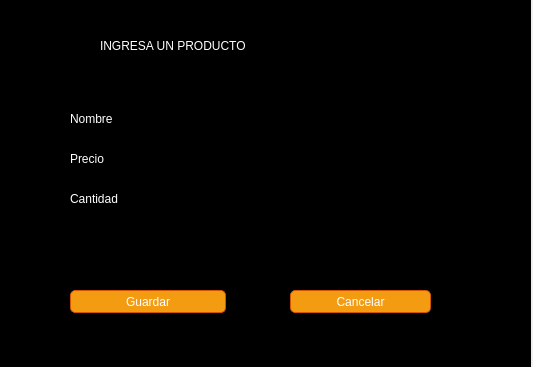
The window that views/producto_form.ui (Jossue35/Final-P-B) describes before a commit, drawn with Qt 5.
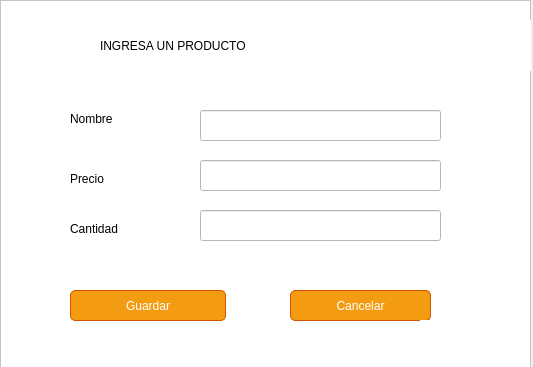
The same window after the commit. Icons and pictures are not drawn.

What changed in the file:
```diff
--- a/views/producto_form.ui
+++ b/views/producto_form.ui
@@ -23,7 +23,7 @@
     </rect>
    </property>
    <property name="styleSheet">
-    <string notr="true">background-color: rgb(0, 0, 0);</string>
+    <string notr="true">background-color: white;</string>
    </property>
    <property name="frameShape">
     <enum>QFrame::StyledPanel</enum>
@@ -42,7 +42,7 @@
     </property>
     <property name="styleSheet">
      <string notr="true">font: 75 17pt &quot;Arial Black&quot;;
-color: white;</string>
+color: black;</string>
     </property>
     <property name="text">
      <string>INGRESA UN PRODUCTO</string>
@@ -51,10 +51,10 @@
    <widget class="QLineEdit" name="lastNameTextField">
     <property name="geometry">
      <rect>
-      <x>190</x>
+      <x>200</x>
       <y>110</y>
       <width>241</width>
-      <height>20</height>
+      <height>31</height>
      </rect>
     </property>
     <property name="styleSheet">
@@ -87,7 +87,7 @@
     </property>
     <property name="styleSheet">
      <string notr="true">font: 75 14pt &quot;Arial Black&quot;;
-color: white;</string>
+color: black;</string>
     </property>
     <property name="text">
      <string>Nombre</string>
@@ -99,7 +99,7 @@
       <x>290</x>
       <y>290</y>
       <width>141</width>
-      <height>23</height>
+      <height>31</height>
      </rect>
     </property>
     <property name="styleSheet">
@@ -127,7 +127,7 @@
       <x>70</x>
       <y>290</y>
       <width>156</width>
-      <height>23</height>
+      <height>31</height>
      </rect>
     </property>
     <property name="styleSheet">
@@ -172,14 +172,14 @@
     <property name="geometry">
      <rect>
       <x>70</x>
-      <y>150</y>
+      <y>170</y>
       <width>111</width>
       <height>18</height>
      </rect>
     </property>
     <property name="styleSheet">
      <string notr="true">font: 75 14pt &quot;Arial Black&quot;;
-color: white;</string>
+color: black;</string>
     </property>
     <property name="text">
      <string>Precio</string>
@@ -188,10 +188,10 @@
    <widget class="QLineEdit" name="lastNameTextField_2">
     <property name="geometry">
      <rect>
-      <x>190</x>
-      <y>150</y>
+      <x>200</x>
+      <y>160</y>
       <width>241</width>
-      <height>20</height>
+      <height>31</height>
      </rect>
     </property>
     <property name="styleSheet">
@@ -217,14 +217,14 @@
     <property name="geometry">
      <rect>
       <x>70</x>
-      <y>190</y>
+      <y>220</y>
       <width>111</width>
       <height>18</height>
      </rect>
     </property>
     <property name="styleSheet">
      <string notr="true">font: 75 14pt &quot;Arial Black&quot;;
-color: white;</string>
+color: black;</string>
     </property>
     <property name="text">
      <string>Cantidad</string>
@@ -233,10 +233,10 @@
    <widget class="QLineEdit" name="lastNameTextField_3">
     <property name="geometry">
      <rect>
-      <x>190</x>
-      <y>190</y>
+      <x>200</x>
+      <y>210</y>
       <width>241</width>
-      <height>20</height>
+      <height>31</height>
      </rect>
     </property>
     <property name="styleSheet">
```
Left out of the diff: 6 changed lines with no effect on the pictures.
